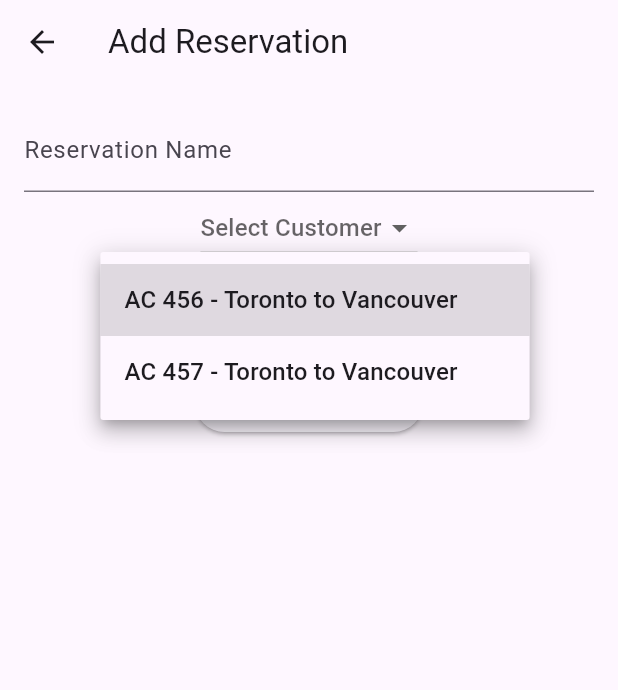
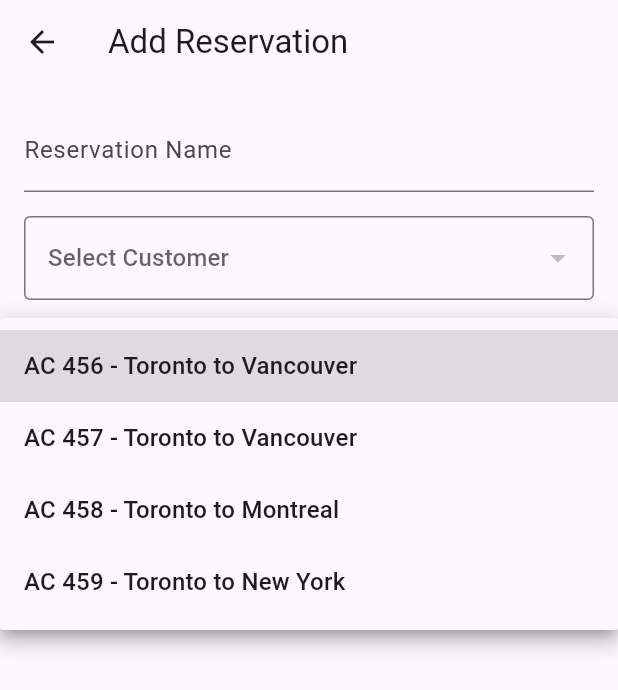
Before and after one commit to ritikkumar95/FlightManagementApp, a Flutter app: the AddReservationPage screen opened directly with empty values, after a tap on "Select Flight", on a phone screen of 412 x 824 dp. Shown: the top 690 px of the screen. Run offline on Flutter 3.47's test engine with Material 3 defaults, Android fonts, the phone set to English and light mode, and no system bars; our stand-ins replace floor, shared_preferences, sqflite; missing offline and left inert: encrypt, encrypted_shared_preferences; accounts and stored records are empty; generated files the repository leaves out were written again; statements that could not run were skipped.

Commit message:
resservation changes in progress

```diff
--- a/lib/customer_list/customer_database_helper.dart
+++ b/lib/customer_list/customer_database_helper.dart
@@ -1,48 +1,40 @@
 import 'package:sqflite/sqflite.dart';
 import 'package:path/path.dart';
 
+class CustomerDatabaseHelper {
+  static final _databaseName = "CustomerDatabase.db";
+  static final _databaseVersion = 1;
 
+  static final customerTable = 'customer';
+  static final reservationTable = 'reservation';
 
-// Helper class for managing the customer and reservation database
-class CustomerDatabaseHelper {
-  static final _databaseName = "CustomerDatabase.db"; // Name of the database
-  static final _databaseVersion = 1; // Version of the database
-  static final customerTable = 'customer'; // Customer table name
-  static final reservationTable = 'reservation'; // Reservation table name
-
-  // Column names for the customer table
   static final columnCustomerId = '_id';
   static final columnFirstName = 'firstName';
   static final columnLastName = 'lastName';
   static final columnAddress = 'address';
   static final columnBirthday = 'birthday';
 
-  // Column names for the reservation table
   static final columnReservationId = '_id';
   static final columnReservationName = 'reservationName';
   static final columnCustomerIdFk = 'customerId';
   static final columnFlight = 'flight';
 
-  // Singleton pattern implementation
   CustomerDatabaseHelper._privateConstructor();
   static final CustomerDatabaseHelper instance = CustomerDatabaseHelper._privateConstructor();
 
   static Database? _database;
 
-  // Get a reference to the database
   Future<Database> get database async {
     if (_database != null) return _database!;
     _database = await _initDatabase();
     return _database!;
   }
 
-  // Initialize the database
   _initDatabase() async {
     String path = join(await getDatabasesPath(), _databaseName);
     return await openDatabase(path, version: _databaseVersion, onCreate: _onCreate);
   }
 
-  // Create the customer and reservation tables
   Future _onCreate(Database db, int version) async {
     await db.execute('''
       CREATE TABLE $customerTable (
@@ -64,44 +56,37 @@ class CustomerDatabaseHelper {
     ''');
   }
 
-  // Insert a customer into the database
   Future<int> insertCustomer(Map<String, dynamic> row) async {
     Database db = await instance.database;
     return await db.insert(customerTable, row);
   }
 
-  // Retrieve all customers from the database
   Future<List<Map<String, dynamic>>> getAllCustomers() async {
     Database db = await instance.database;
     return await db.query(customerTable);
   }
 
-  // Update a customer in the database
   Future<int> updateCustomer(Map<String, dynamic> row) async {
     Database db = await instance.database;
     int id = row[columnCustomerId];
     return await db.update(customerTable, row, where: '$columnCustomerId = ?', whereArgs: [id]);
   }
 
-  // Delete a customer from the database
   Future<int> deleteCustomer(int id) async {
     Database db = await instance.database;
     return await db.delete(customerTable, where: '$columnCustomerId = ?', whereArgs: [id]);
   }
 
-  // Insert a reservation into the database
   Future<int> insertReservation(Map<String, dynamic> row) async {
     Database db = await instance.database;
     return await db.insert(reservationTable, row);
   }
 
-  // Retrieve all reservations from the database
   Future<List<Map<String, dynamic>>> getAllReservations() async {
     Database db = await instance.database;
     return await db.query(reservationTable);
   }
 
-  // Retrieve a specific reservation by ID
   Future<Map<String, dynamic>?> getReservationById(int id) async {
     Database db = await instance.database;
     final List<Map<String, dynamic>> maps = await db.query(
@@ -115,16 +100,27 @@ class CustomerDatabaseHelper {
     return null;
   }
 
-  // Update a reservation in the database
   Future<int> updateReservation(Map<String, dynamic> row) async {
     Database db = await instance.database;
     int id = row[columnReservationId];
     return await db.update(reservationTable, row, where: '$columnReservationId = ?', whereArgs: [id]);
   }
 
-  // Delete a reservation from the database
   Future<int> deleteReservation(int id) async {
     Database db = await instance.database;
     return await db.delete(reservationTable, where: '$columnReservationId = ?', whereArgs: [id]);
   }
+
+  Future<Map<String, dynamic>?> getCustomerById(int id) async {
+    Database db = await instance.database;
+    final List<Map<String, dynamic>> maps = await db.query(
+      customerTable,
+      where: '$columnCustomerId = ?',
+      whereArgs: [id],
+    );
+    if (maps.isNotEmpty) {
+      return maps.first;
+    }
+    return null;
+  }
 }
--- a/lib/reservation/add_reservation.dart
+++ b/lib/reservation/add_reservation.dart
@@ -1,8 +1,10 @@
 import 'package:flutter/material.dart';
-import 'reservation_list_page.dart';
+import 'package:shared_preferences/shared_preferences.dart';
+import 'package:encrypt/encrypt.dart' as encrypt;
+import 'customer_database_helper.dart';
 
 class AddReservationPage extends StatefulWidget {
-  final Function(Reservation) onAddReservation;
+  final Function(Map<String, dynamic>) onAddReservation;
 
   AddReservationPage({required this.onAddReservation});
 
@@ -15,9 +17,96 @@ class _AddReservationPageState extends State<AddReservationPage> {
   String selectedCustomer = '';
   String selectedFlight = '';
 
-  // Assume these are populated from a database or API
-  List<String> customers = ['John Doe', 'Jane Smith'];
-  List<String> flights = ['AC 456 - Toronto to Vancouver', 'AC 457 - Toronto to Vancouver'];
+  late SharedPreferences _prefs;
+  final _databaseHelper = CustomerDatabaseHelper.instance;
+
+  List<Map<String, dynamic>> customers = [];
+  List<String> flights = [
+    'AC 456 - Toronto to Vancouver',
+    'AC 457 - Toronto to Vancouver',
+    'AC 458 - Toronto to Montreal',
+    'AC 459 - Toronto to New York'
+  ];
+
+  @override
+  void initState() {
+    super.initState();
+    _loadCustomers();
+    _loadPreviousReservation();
+  }
+
+  Future<void> _loadCustomers() async {
+    final customerList = await _databaseHelper.getAllCustomers();
+    setState(() {
+      customers = customerList;
+    });
+  }
+
+  Future<void> _loadPreviousReservation() async {
+    _prefs = await SharedPreferences.getInstance();
+    final encryptedPreviousReservation = _prefs.getString('previousReservation');
+    if (encryptedPreviousReservation != null) {
+      final decryptedReservation = _decrypt(encryptedPreviousReservation);
+      final reservationDetails = decryptedReservation.split('|');
+      setState(() {
+        reservationName = reservationDetails[0];
+        selectedCustomer = reservationDetails[1];
+        selectedFlight = reservationDetails[2];
+      });
+    }
+  }
+
+  String _encrypt(String value) {
+    final key = encrypt.Key.fromLength(32);
+    final iv = encrypt.IV.fromLength(16);
+    final encrypter = encrypt.Encrypter(encrypt.AES(key));
+    final encrypted = encrypter.encrypt(value, iv: iv);
+    return encrypted.base64;
+  }
+
+  String _decrypt(String encryptedValue) {
+    final key = encrypt.Key.fromLength(32);
+    final iv = encrypt.IV.fromLength(16);
+    final encrypter = encrypt.Encrypter(encrypt.AES(key));
+    final decrypted = encrypter.decrypt64(encryptedValue, iv: iv);
+    return decrypted;
+  }
+
+  Future<void> _addReservation() async {
+    try {
+      if (reservationName.isNotEmpty && selectedCustomer.isNotEmpty && selectedFlight.isNotEmpty) {
+        final reservation = {
+          'reservationName': reservationName,
+          'customerId': selectedCustomer,
+          'flight': selectedFlight,
+        };
+
+        final encryptedReservation = _encrypt('$reservationName|$selectedCustomer|$selectedFlight');
+        await _prefs.setString('previousReservation', encryptedReservation);
+
+        final id = await _databaseHelper.insertReservation(reservation);
+
+        Navigator.of(context).pop(reservation);
+      } else {
+        ScaffoldMessenger.of(context).showSnackBar(
+          SnackBar(content: Text('All fields must be filled out!')),
+        );
+      }
+    } catch (e) {
+      print('Error while adding reservation: $e');
+      ScaffoldMessenger.of(context).showSnackBar(
+        SnackBar(content: Text('An error occurred while adding the reservation.')),
+      );
+    }
+  }
+
+  void _clearFields() {
+    setState(() {
+      reservationName = '';
+      selectedCustomer = '';
+      selectedFlight = '';
+    });
+  }
 
   @override
   Widget build(BuildContext context) {
@@ -28,6 +117,7 @@ class _AddReservationPageState extends State<AddReservationPage> {
       body: Padding(
         padding: EdgeInsets.all(16.0),
         child: Column(
+          crossAxisAlignment: CrossAxisAlignment.stretch,
           children: [
             TextField(
               decoration: InputDecoration(labelText: 'Reservation Name'),
@@ -36,14 +126,16 @@ class _AddReservationPageState extends State<AddReservationPage> {
                   reservationName = value;
                 });
               },
+              controller: TextEditingController(text: reservationName),
             ),
-            DropdownButton<String>(
+            SizedBox(height: 16),
+            DropdownButtonFormField<String>(
               value: selectedCustomer.isEmpty ? null : selectedCustomer,
               hint: Text('Select Customer'),
               items: customers.map((customer) {
                 return DropdownMenuItem<String>(
-                  value: customer,
-                  child: Text(customer),
+                  value: customer['_id'].toString(),
+                  child: Text('${customer['firstName']} ${customer['lastName']}'),
                 );
               }).toList(),
               onChanged: (value) {
@@ -51,8 +143,12 @@ class _AddReservationPageState extends State<AddReservationPage> {
                   selectedCustomer = value!;
                 });
               },
+              decoration: InputDecoration(
+                border: OutlineInputBorder(),
+              ),
             ),
-            DropdownButton<String>(
+            SizedBox(height: 16),
+            DropdownButtonFormField<String>(
               value: selectedFlight.isEmpty ? null : selectedFlight,
               hint: Text('Select Flight'),
               items: flights.map((flight) {
@@ -66,19 +162,23 @@ class _AddReservationPageState extends State<AddReservationPage> {
                   selectedFlight = value!;
                 });
               },
+              decoration: InputDecoration(
+                border: OutlineInputBorder(),
+              ),
             ),
-            SizedBox(height: 20),
-            ElevatedButton(
-              onPressed: () {
-                final reservation = Reservation(
-                  name: reservationName,
-                  customerName: selectedCustomer,
-                  flightInfo: selectedFlight,
-                );
-                widget.onAddReservation(reservation);
-                Navigator.pop(context);
-              },
-              child: Text('Add Reservation'),
+            SizedBox(height: 24),
+            Row(
+              mainAxisAlignment: MainAxisAlignment.spaceEvenly,
+              children: [
+                ElevatedButton(
+                  onPressed: _addReservation,
+                  child: Text('Submit'),
+                ),
+                ElevatedButton(
+                  onPressed: _clearFields,
+                  child: Text('Clear'),
+                ),
+              ],
             ),
           ],
         ),
```
Also changed, not shown: pubspec.yaml (+24 -64 lines), pubspec.lock, 1 other file.
